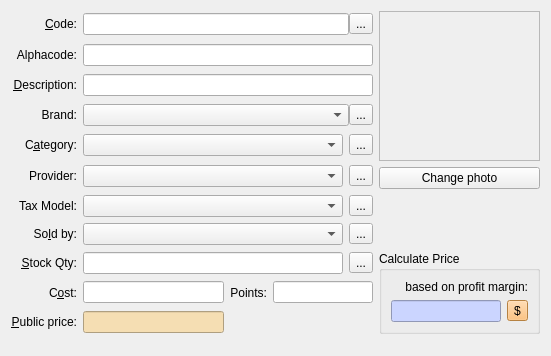
The window that squeeze/src/ui/producteditor.ui (miguelchavez/lemonpos) describes before a commit, drawn with Qt 5.
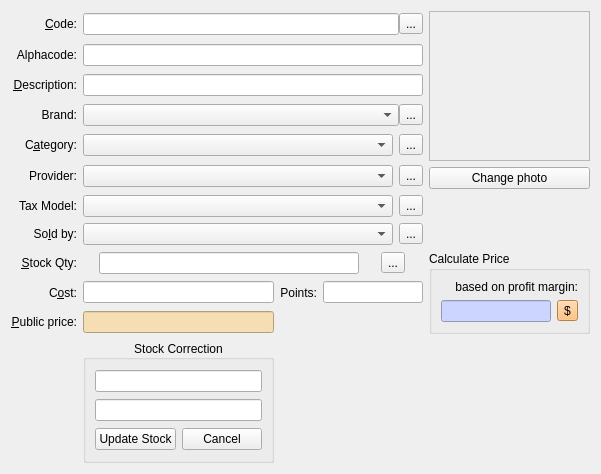
The same window after the commit. Custom widgets are drawn as their Qt base class.

What changed in the file:
```diff
--- a/squeeze/src/ui/producteditor.ui
+++ b/squeeze/src/ui/producteditor.ui
@@ -6,8 +6,8 @@
    <rect>
     <x>0</x>
     <y>0</y>
-    <width>538</width>
-    <height>356</height>
+    <width>541</width>
+    <height>474</height>
    </rect>
   </property>
   <property name="sizePolicy">
@@ -1061,8 +1061,72 @@
      </property>
     </widget>
    </item>
+   <item row="11" column="1">
+    <widget class="QGroupBox" name="groupStockCorrection">
+     <property name="minimumSize">
+      <size>
+       <width>0</width>
+       <height>0</height>
+      </size>
+     </property>
+     <property name="title">
+      <string>Stock Correction</string>
+     </property>
+     <property name="alignment">
+      <set>Qt::AlignCenter</set>
+     </property>
+     <property name="checkable">
+      <bool>false</bool>
+     </property>
+     <layout class="QVBoxLayout" name="verticalLayout">
+      <item>
+       <widget class="MibitLineEdit" name="editNewStock"/>
+      </item>
+      <item>
+       <widget class="MibitLineEdit" name="editReason"/>
+      </item>
+      <item>
+       <layout class="QHBoxLayout" name="horizontalLayout_7">
+        <item>
+         <widget class="QPushButton" name="btnOk">
+          <property name="minimumSize">
+           <size>
+            <width>0</width>
+            <height>0</height>
+           </size>
+          </property>
+          <property name="maximumSize">
+           <size>
+            <width>16777215</width>
+            <height>16777215</height>
+           </size>
+          </property>
+          <property name="text">
+           <string>Update Stock</string>
+          </property>
+         </widget>
+        </item>
+        <item>
+         <widget class="QPushButton" name="btnCancel">
+          <property name="text">
+           <string>Cancel</string>
+          </property>
+         </widget>
+        </item>
+       </layout>
+      </item>
+     </layout>
+    </widget>
+   </item>
   </layout>
  </widget>
+ <customwidgets>
+  <customwidget>
+   <class>MibitLineEdit</class>
+   <extends>QLineEdit</extends>
+   <header>../../../mibitWidgets/mibitlineedit.h</header>
+  </customwidget>
+ </customwidgets>
  <tabstops>
   <tabstop>editCode</tabstop>
   <tabstop>editAlphacode</tabstop>
```
